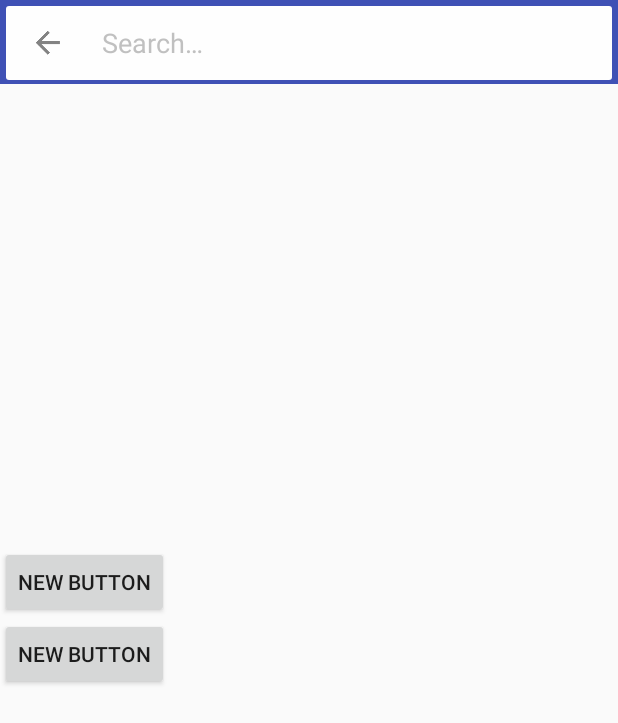
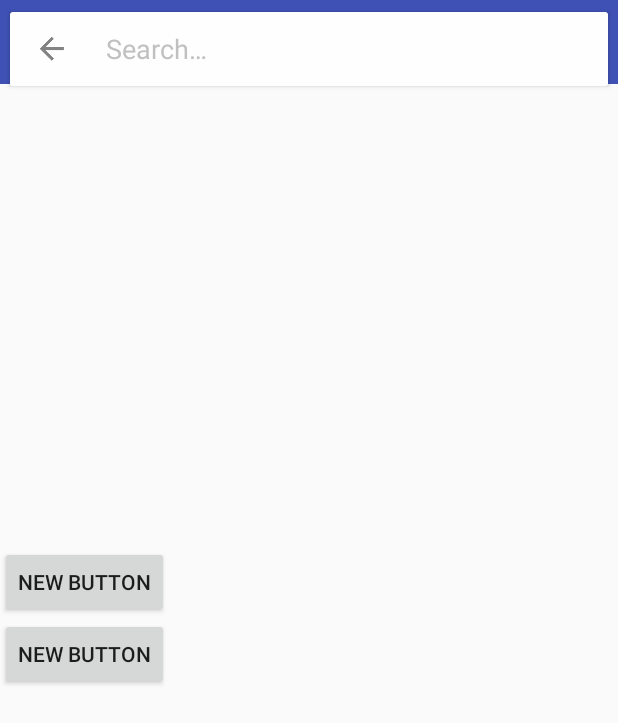
Before and after one commit to jintoga/Material-SearchView-Demo, an Android app: the layout fragment_one.xml on its own in the app's theme, with its tools: preview values and no code run, on a phone screen of 412 x 824 dp. Shown: the top 723 px of the screen. Run offline under Robolectric (Android 15) with nearby library versions, the phone set to English and light mode, and no system bars.

Commit message:
- using CardView instead of LinearLayout

```diff
--- a/app/src/main/java/com/dat/floatingsearchviewdemo/searchview/MySearchView.java
+++ b/app/src/main/java/com/dat/floatingsearchviewdemo/searchview/MySearchView.java
@@ -5,6 +5,7 @@ import android.animation.AnimatorListenerAdapter;
 import android.animation.LayoutTransition;
 import android.content.Context;
 import android.os.Build;
+import android.support.v7.widget.CardView;
 import android.text.Editable;
 import android.text.TextUtils;
 import android.text.TextWatcher;
@@ -29,7 +30,7 @@ public class MySearchView extends FrameLayout {
     private boolean isSearchViewOpen;
     private FrameLayout rootView;
     private EditText searchEditText;
-    private LinearLayout searchBar;
+    private CardView searchBar;
     private ImageButton back;
     private ImageButton clear;
     private View backgroundView;
@@ -55,7 +56,7 @@ public class MySearchView extends FrameLayout {
     private void init() {
         LayoutInflater.from(getContext()).inflate(R.layout.search_view, this, true);
         rootView = (FrameLayout) findViewById(R.id.search_layout);
-        searchBar = (LinearLayout) findViewById(R.id.search_bar);
+        searchBar = (CardView) findViewById(R.id.search_bar);
         back = (ImageButton) findViewById(R.id.action_back);
         searchEditText = (EditText) findViewById(R.id.et_search);
         clear = (ImageButton) findViewById(R.id.action_clear);
--- a/app/src/main/res/drawable-xxhdpi/search_view_rounded_bottom_corners_bg.xml
+++ b/app/src/main/res/drawable-xxhdpi/search_view_rounded_bottom_corners_bg.xml
@@ -8,7 +8,7 @@
         </shape>
     </item>
 
-    <item android:top="0.5dp">
+    <item android:top="2dp">
         <shape android:shape="rectangle">
             <solid android:color="@color/search_view_color" />
 
--- a/app/src/main/res/layout/search_view.xml
+++ b/app/src/main/res/layout/search_view.xml
@@ -1,6 +1,7 @@
 <?xml version="1.0" encoding="utf-8"?>
 <FrameLayout android:id="@+id/search_layout"
     xmlns:android="http://schemas.android.com/apk/res/android"
+    xmlns:app="http://schemas.android.com/apk/res-auto"
     xmlns:tools="http://schemas.android.com/tools"
     android:layout_width="match_parent"
     android:layout_height="match_parent"
@@ -18,16 +19,24 @@
         android:layout_height="wrap_content"
         android:layout_margin="4dp"
         android:animateLayoutChanges="true"
-        android:elevation="2dp"
-        android:orientation="vertical">
+        android:background="@android:color/transparent"
+        android:orientation="vertical"
+        android:theme="@style/ThemeOverlay.AppCompat.Light">
+
+        <android.support.v7.widget.CardView
+            android:id="@+id/search_bar"
+            android:layout_width="match_parent"
+            android:layout_height="wrap_content"
+            app:cardUseCompatPadding="true">
 
             <LinearLayout
-            android:id="@+id/search_bar"
                 android:layout_width="match_parent"
                 android:layout_height="49dp"
                 android:layout_gravity="center"
                 android:background="@drawable/search_view_rounded_corners_bg"
-            android:orientation="horizontal">
+                android:orientation="horizontal"
+                android:paddingBottom="5dp"
+                android:paddingTop="5dp">
 
 
                 <ImageButton
@@ -68,7 +77,14 @@
                     android:visibility="gone"
                     tools:visibility="visible" />
             </LinearLayout>
+        </android.support.v7.widget.CardView>
 
+
+        <android.support.v7.widget.CardView
+            android:layout_width="match_parent"
+            android:layout_height="wrap_content"
+            android:layout_marginTop="-11dp"
+            app:cardUseCompatPadding="true">
 
             <ListView
                 android:id="@+id/suggestion_list"
@@ -76,7 +92,11 @@
                 android:layout_height="match_parent"
                 android:layout_marginTop="-2dp"
                 android:background="@drawable/search_view_rounded_bottom_corners_bg"
+                android:clipToPadding="false"
                 android:divider="@null"
-            android:dividerHeight="0dp" />
+                android:dividerHeight="0dp"
+                android:isScrollContainer="false"
+                android:overScrollMode="never" />
+        </android.support.v7.widget.CardView>
     </LinearLayout>
 </FrameLayout>
--- a/app/src/main/res/layout/search_view_suggestion_item.xml
+++ b/app/src/main/res/layout/search_view_suggestion_item.xml
@@ -4,8 +4,7 @@
     android:layout_height="?attr/actionBarSize"
     android:background="?attr/selectableItemBackground"
     android:minHeight="?attr/actionBarSize"
-    android:orientation="horizontal"
-    android:theme="@style/ThemeOverlay.AppCompat.Light">
+    android:orientation="horizontal">
 
 
     <ImageView
--- a/app/src/main/res/values/colors.xml
+++ b/app/src/main/res/values/colors.xml
@@ -7,7 +7,7 @@
     <color name="search_view_dim_color">#4d000000</color>
     <color name="search_view_color">#fffefefe</color>
     <color name="search_view_secondary_color">#88888888</color>
-
+    <color name="search_view_divider_color">#f0f0f0</color>
     <color name="black">#ff000000</color>
 
 
```
Also changed, not shown: app/src/main/java/com/dat/floatingsearchviewdemo/searchview/SuggestionsAdapter.java (+4 -3 lines). Lines whose indentation alone changed are shown as unchanged.
